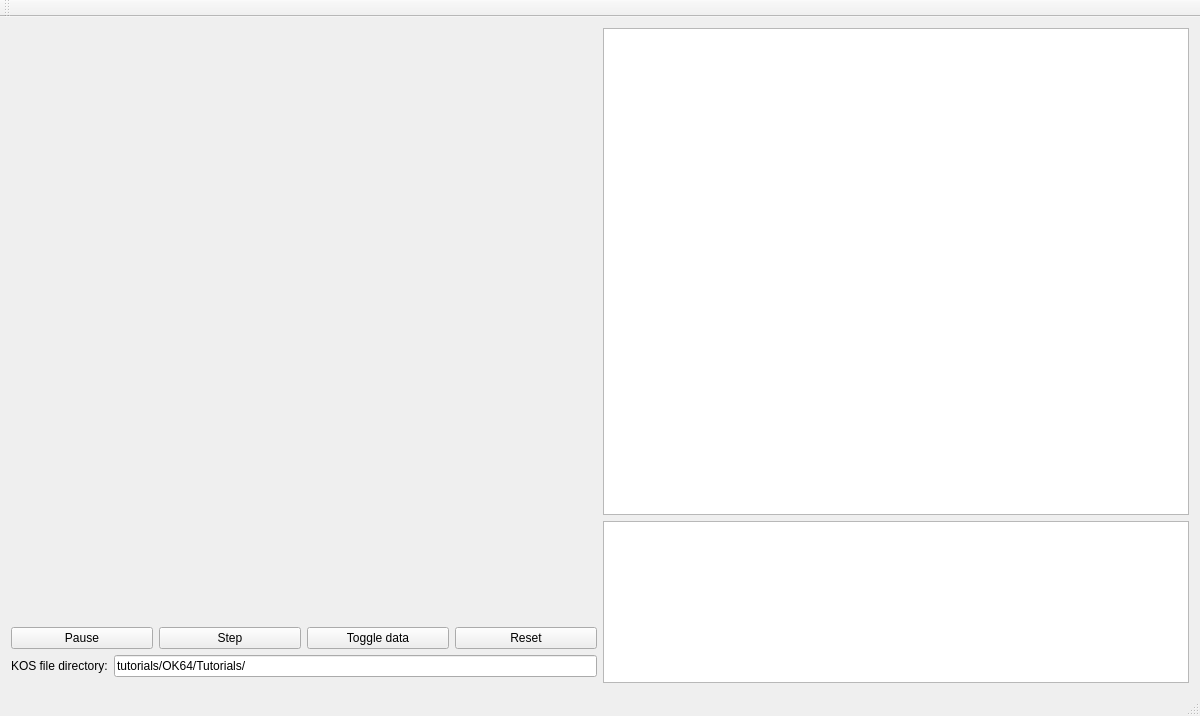
Before: the Qt Designer form OK64/mainwindow.ui in leuat/OK64, drawn with Qt 5.
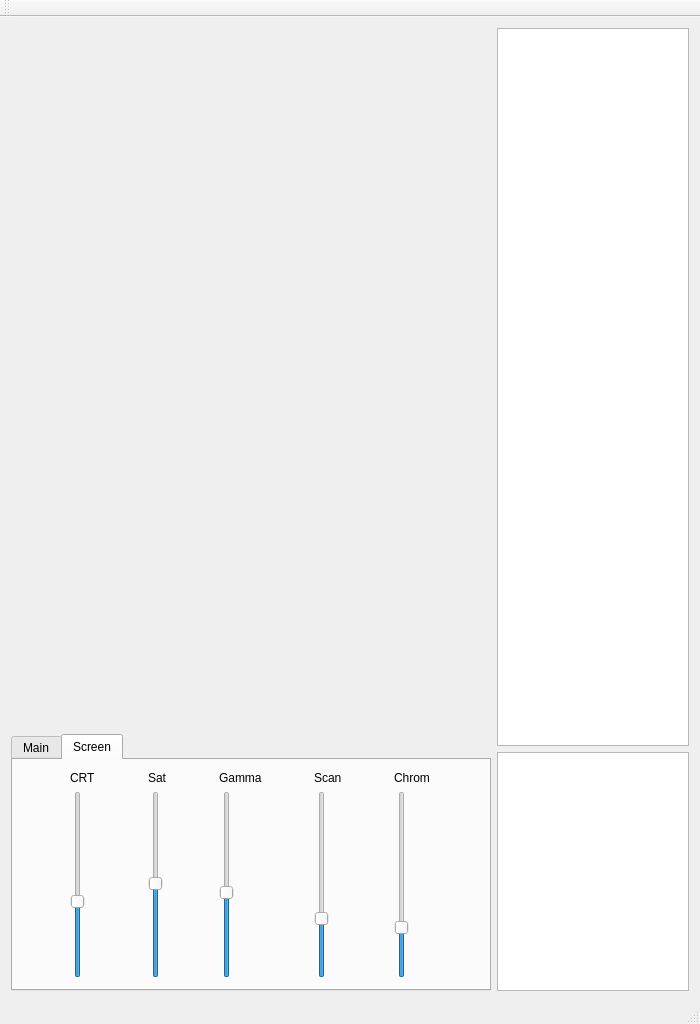
After: the same form once the commit is applied. Custom widgets are drawn as their Qt base class.

```diff
--- a/OK64/mainwindow.ui
+++ b/OK64/mainwindow.ui
@@ -6,8 +6,8 @@
    <rect>
     <x>0</x>
     <y>0</y>
-    <width>1200</width>
-    <height>716</height>
+    <width>700</width>
+    <height>1024</height>
    </rect>
   </property>
   <property name="windowTitle">
@@ -20,23 +20,27 @@
       <item>
        <layout class="QHBoxLayout" name="hlMain" stretch="1,1">
         <item>
-         <layout class="QVBoxLayout" name="verticalLayout_3" stretch="100,0,0,1">
+         <layout class="QVBoxLayout" name="verticalLayout_3" stretch="0,0">
           <item>
-           <widget class="QLabel" name="lblOutput">
-            <property name="sizePolicy">
-             <sizepolicy hsizetype="Expanding" vsizetype="Ignored">
-              <horstretch>0</horstretch>
-              <verstretch>0</verstretch>
-             </sizepolicy>
-            </property>
-            <property name="text">
-             <string/>
-            </property>
-            <property name="scaledContents">
-             <bool>true</bool>
+           <widget class="GLWidget" name="widget" native="true">
+            <property name="minimumSize">
+             <size>
+              <width>480</width>
+              <height>700</height>
+             </size>
             </property>
            </widget>
           </item>
+          <item>
+           <widget class="QTabWidget" name="tabWidget">
+            <property name="currentIndex">
+             <number>1</number>
+            </property>
+            <widget class="QWidget" name="tab">
+             <attribute name="title">
+              <string>Main</string>
+             </attribute>
+             <layout class="QVBoxLayout" name="verticalLayout_4">
           <item>
            <layout class="QHBoxLayout" name="horizontalLayout_2">
             <item>
@@ -87,8 +91,104 @@
             </item>
            </layout>
           </item>
-          <item>
-           <layout class="QHBoxLayout" name="horizontalLayout_4"/>
+             </layout>
+            </widget>
+            <widget class="QWidget" name="tab_2">
+             <attribute name="title">
+              <string>Screen</string>
+             </attribute>
+             <layout class="QGridLayout" name="gridLayout_3" columnstretch="1,1,1,1,0,0">
+              <item row="0" column="2">
+               <widget class="QLabel" name="label_4">
+                <property name="text">
+                 <string>Gamma</string>
+                </property>
+               </widget>
+              </item>
+              <item row="0" column="3">
+               <widget class="QLabel" name="label_5">
+                <property name="text">
+                 <string>Scan</string>
+                </property>
+               </widget>
+              </item>
+              <item row="0" column="0">
+               <widget class="QLabel" name="label_2">
+                <property name="text">
+                 <string>CRT</string>
+                </property>
+               </widget>
+              </item>
+              <item row="0" column="1">
+               <widget class="QLabel" name="label_3">
+                <property name="text">
+                 <string>Sat</string>
+                </property>
+               </widget>
+              </item>
+              <item row="1" column="1">
+               <widget class="QSlider" name="sldSat">
+                <property name="value">
+                 <number>50</number>
+                </property>
+                <property name="orientation">
+                 <enum>Qt::Vertical</enum>
+                </property>
+               </widget>
+              </item>
+              <item row="1" column="2">
+               <widget class="QSlider" name="sldGamma">
+                <property name="value">
+                 <number>45</number>
+                </property>
+                <property name="orientation">
+                 <enum>Qt::Vertical</enum>
+                </property>
+               </widget>
+              </item>
+              <item row="1" column="0">
+               <widget class="QSlider" name="sldCrt">
+                <property name="value">
+                 <number>40</number>
+                </property>
+                <property name="orientation">
+                 <enum>Qt::Vertical</enum>
+                </property>
+               </widget>
+              </item>
+              <item row="1" column="3">
+               <widget class="QSlider" name="sldScan">
+                <property name="value">
+                 <number>30</number>
+                </property>
+                <property name="sliderPosition">
+                 <number>30</number>
+                </property>
+                <property name="orientation">
+                 <enum>Qt::Vertical</enum>
+                </property>
+               </widget>
+              </item>
+              <item row="1" column="4">
+               <widget class="QSlider" name="sldChrom">
+                <property name="value">
+                 <number>25</number>
+                </property>
+                <property name="orientation">
+                 <enum>Qt::Vertical</enum>
+                </property>
+               </widget>
+              </item>
+              <item row="0" column="4">
+               <widget class="QLabel" name="label_6">
+                <property name="text">
+                 <string>Chrom</string>
+                </property>
+               </widget>
+              </item>
+             </layout>
+            </widget>
+           </widget>
           </item>
          </layout>
         </item>
@@ -143,6 +243,14 @@
   <widget class="QStatusBar" name="statusBar"/>
  </widget>
  <layoutdefault spacing="6" margin="11"/>
+ <customwidgets>
+  <customwidget>
+   <class>GLWidget</class>
+   <extends>QWidget</extends>
+   <header>source/glwidget.h</header>
+   <container>1</container>
+  </customwidget>
+ </customwidgets>
  <resources/>
  <connections/>
 </ui>
```
Left out of the diff: 4 changed lines with no effect on the pictures. Lines whose indentation alone changed are shown as unchanged.
